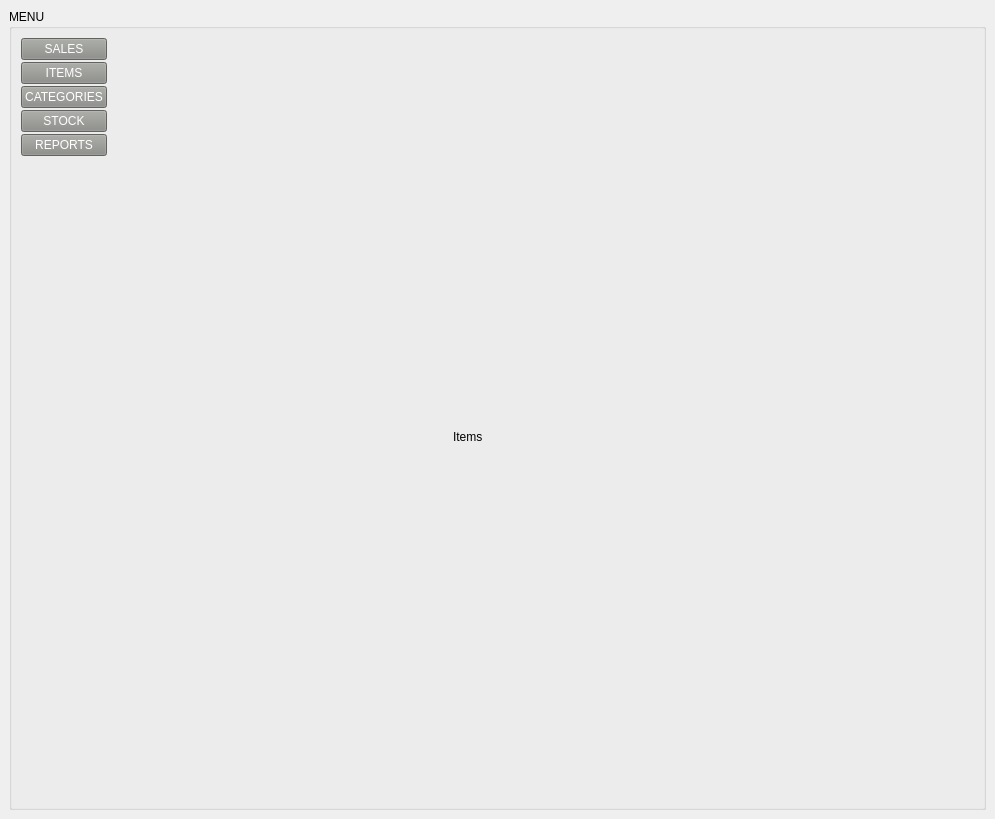
Qt form uis/mainwindow.ui (destrotechs/inv) before a commit.
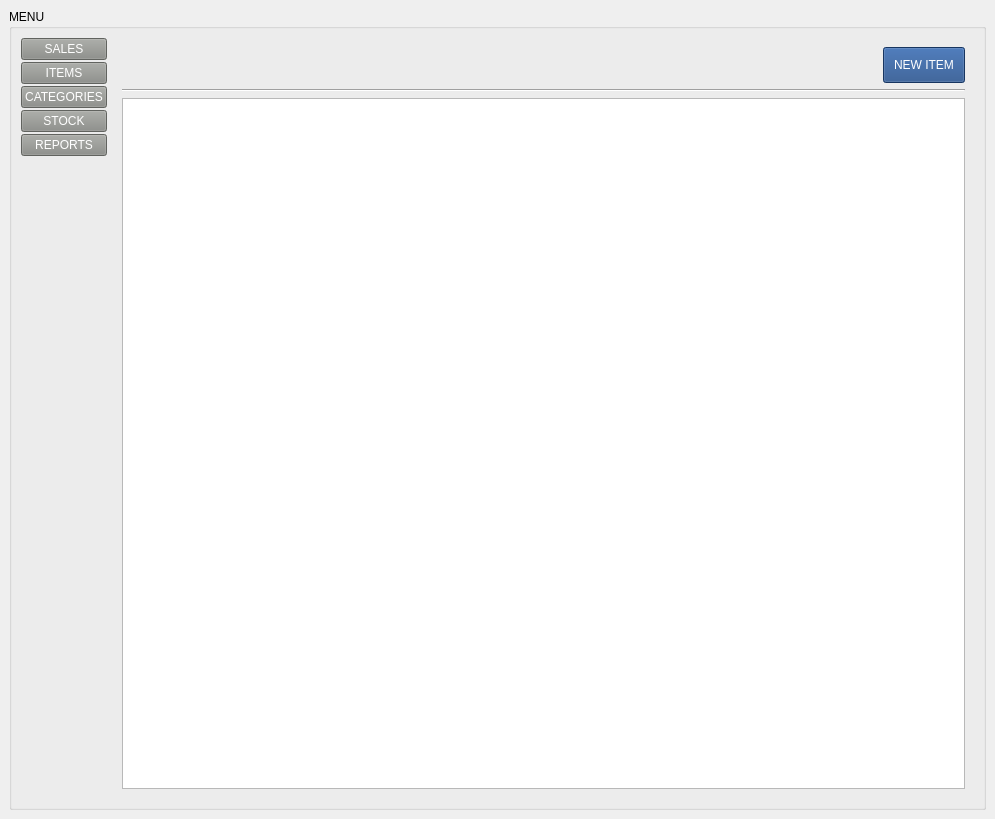
The same form after that commit. The open tabs and pages were chosen to show the change.

Commit message: added table widget

Patch:
```diff
--- a/uis/mainwindow.ui
+++ b/uis/mainwindow.ui
@@ -162,19 +162,60 @@
                 </widget>
                </widget>
                <widget class="QWidget" name="items">
-                <widget class="QLabel" name="label_5">
-                 <property name="geometry">
-                  <rect>
-                   <x>340</x>
-                   <y>390</y>
-                   <width>67</width>
-                   <height>17</height>
-                  </rect>
-                 </property>
-                 <property name="text">
-                  <string>Items</string>
-                 </property>
-                </widget>
+                <layout class="QGridLayout" name="gridLayout_7">
+                 <item row="0" column="0">
+                  <layout class="QVBoxLayout" name="verticalLayout_7" stretch="1,1,10">
+                   <item>
+                    <layout class="QHBoxLayout" name="horizontalLayout_6">
+                     <item>
+                      <spacer name="horizontalSpacer_2">
+                       <property name="orientation">
+                        <enum>Qt::Horizontal</enum>
+                       </property>
+                       <property name="sizeHint" stdset="0">
+                        <size>
+                         <width>40</width>
+                         <height>20</height>
+                        </size>
+                       </property>
+                      </spacer>
+                     </item>
+                     <item>
+                      <widget class="QPushButton" name="pushButton_2">
+                       <property name="styleSheet">
+                        <string notr="true">background-color: rgb(32, 74, 135);
+color: rgb(255, 255, 255);
+font: 75 15pt &quot;Ubuntu Mono&quot;;
+padding:10px;</string>
+                       </property>
+                       <property name="text">
+                        <string>NEW ITEM</string>
+                       </property>
+                      </widget>
+                     </item>
+                    </layout>
+                   </item>
+                   <item>
+                    <widget class="Line" name="line_2">
+                     <property name="orientation">
+                      <enum>Qt::Horizontal</enum>
+                     </property>
+                    </widget>
+                   </item>
+                   <item>
+                    <layout class="QVBoxLayout" name="verticalLayout_9">
+                     <item>
+                      <layout class="QGridLayout" name="gridLayout_6">
+                       <item row="0" column="0">
+                        <widget class="QTableWidget" name="items_table"/>
+                       </item>
+                      </layout>
+                     </item>
+                    </layout>
+                   </item>
+                  </layout>
+                 </item>
+                </layout>
                </widget>
                <widget class="QWidget" name="home">
                 <widget class="QLabel" name="label">
@@ -233,15 +274,9 @@
                     </widget>
                    </item>
                    <item>
-                    <layout class="QVBoxLayout" name="verticalLayout_7">
-                     <item>
-                      <widget class="QTreeWidget" name="treeWidget">
-                       <column>
-                        <property name="text">
-                         <string notr="true">1</string>
-                        </property>
-                       </column>
-                      </widget>
+                    <layout class="QGridLayout" name="gridLayout_5">
+                     <item row="0" column="0">
+                      <widget class="QTableWidget" name="sales_table"/>
                      </item>
                     </layout>
                    </item>
```
Left out of the diff: 61 changed lines with no effect on the pictures. The commit also changes 5 other files.
